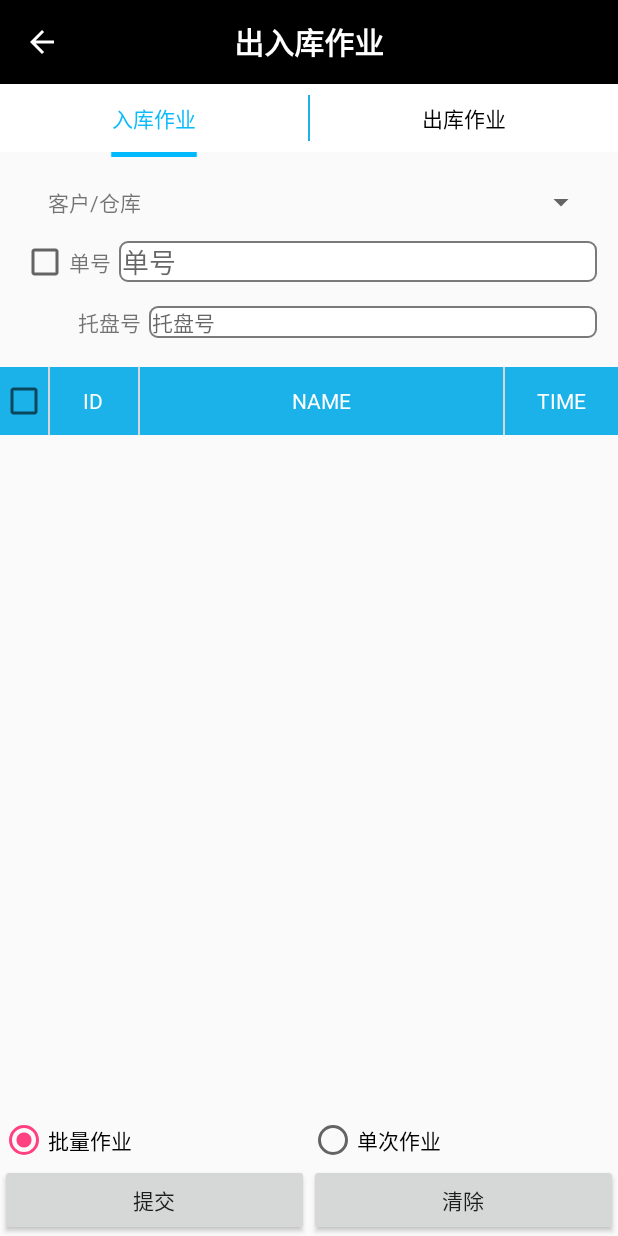
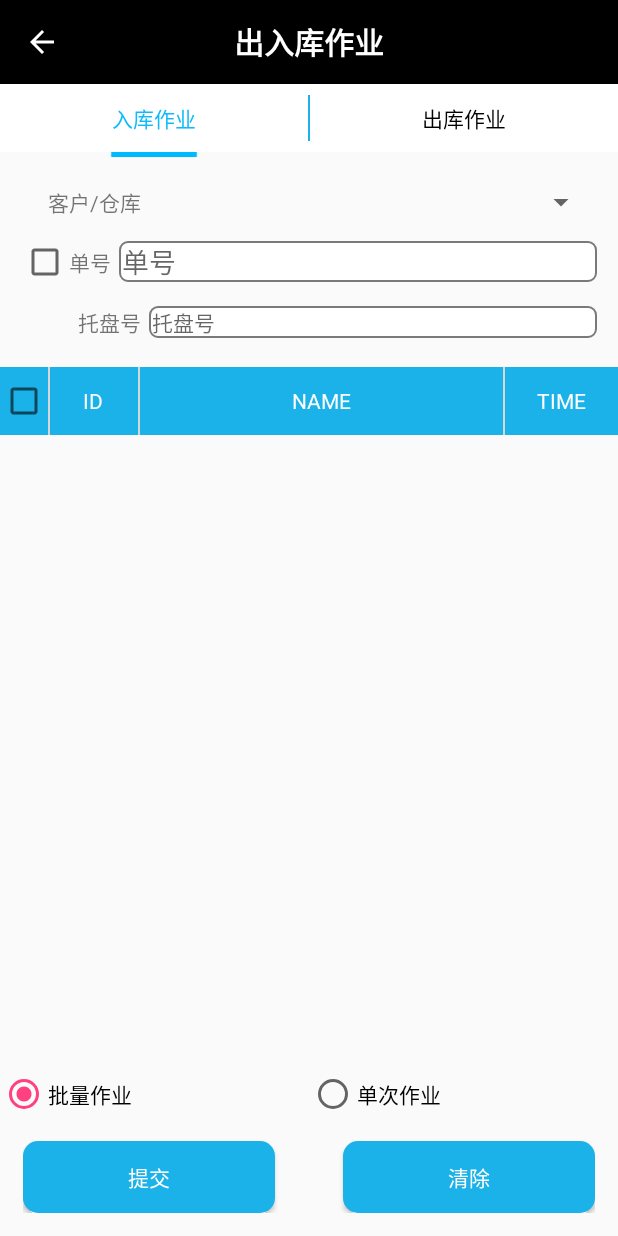
Before and after one commit to yzbbanban/LianTong, an Android app: the StockActivity screen opened directly, with no data from a screen before it, on a phone screen of 412 x 824 dp. Run offline under Robolectric (Android 15) with nearby library versions, the light colour scheme and no system bars; our stand-ins replace ButterKnife; 5 statements that could not run were skipped.

Commit message:
修改出入库底部按钮

```diff
--- a/app/src/main/res/layout/stock_in_layout.xml
+++ b/app/src/main/res/layout/stock_in_layout.xml
@@ -165,21 +165,27 @@
     <LinearLayout
         android:layout_width="match_parent"
         android:layout_height="wrap_content"
-        android:layout_gravity="bottom">
+        android:layout_gravity="bottom"
+        android:padding="@dimen/x10">
 
         <Button
             android:id="@+id/btn_stock_in_submit"
             android:layout_width="wrap_content"
             android:layout_height="wrap_content"
             android:layout_weight="1"
-            android:text="提交" />
+            android:background="@drawable/btn_rfiduser_selector"
+            android:text="提交"
+            android:textColor="@color/colorWhite" />
 
         <Button
             android:id="@+id/btn_stock_in_clear"
             android:layout_width="wrap_content"
             android:layout_height="wrap_content"
+            android:layout_marginLeft="@dimen/x30"
             android:layout_weight="1"
-            android:text="清除" />
+            android:background="@drawable/btn_rfiduser_selector"
+            android:text="清除"
+            android:textColor="@color/colorWhite" />
 
     </LinearLayout>
 
```
Also changed, not shown: app/src/main/res/layout/stock_out_layout.xml (+9 -3 lines).
